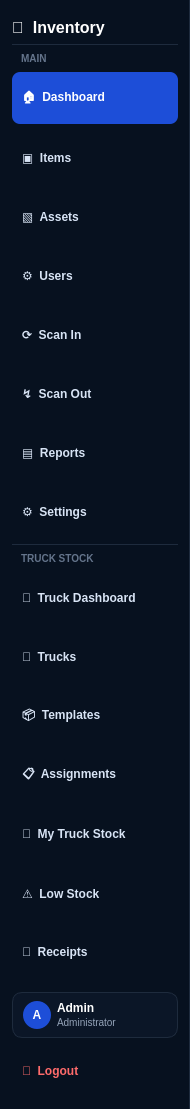
This is InventoryQtApp/SidebarWidget.ui in Felipeact/InventoryQtApp as Qt 5 draws it before an edit. The edited form follows.
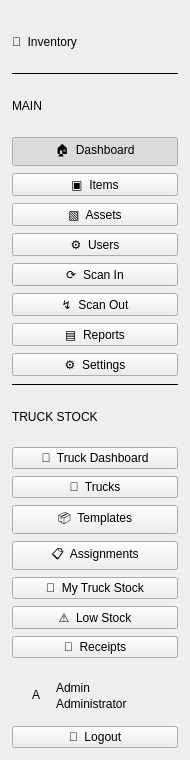
This is the edited form.

```diff
--- a/InventoryQtApp/SidebarWidget.ui
+++ b/InventoryQtApp/SidebarWidget.ui
@@ -26,75 +26,7 @@
 		</property>
 
 		<property name="styleSheet">
-			<string notr="true">
-				QWidget#SidebarWidgetClass {
-				background-color: #07111F;
-				border-right: 1px solid #1E2B3D;
-				font-family: "Segoe UI";
-				}
-
-				QLabel {
-				color: white;
-				background: transparent;
-				}
-
-				QLabel#logoLabel {
-				font-size: 16px;
-				font-weight: 800;
-				color: white;
-				}
-
-				QLabel#sectionLabel,
-				QLabel#sectionLabel2 {
-				color: #64748B;
-				font-size: 10px;
-				font-weight: 800;
-				padding-left: 6px;
-				}
-
-				QPushButton {
-				background-color: transparent;
-				color: #D8E4F5;
-				border: none;
-				border-radius: 8px;
-				padding: 9px 10px;
-				text-align: left;
-				font-weight: 600;
-				font-size: 12px;
-				min-height: 34px;
-				}
-
-				QPushButton:hover {
-				background-color: #132238;
-				color: white;
-				}
-
-				QPushButton:checked {
-				background-color: #1D4ED8;
-				color: white;
-				}
-
-				QPushButton#logoutButton {
-				color: #FF6B6B;
-				}
-
-				QPushButton#logoutButton:hover {
-				background-color: #351A1F;
-				}
-
-				QFrame#userCard {
-				background-color: #0B1627;
-				border: 1px solid #1E2B3D;
-				border-radius: 10px;
-				}
-
-				QFrame#lineDivider,
-				QFrame#lineDivider2 {
-				background-color: #1E2B3D;
-				border: none;
-				max-height: 1px;
-				}
-			</string>
+			<string notr="true"/>
 		</property>
 
 		<layout class="QVBoxLayout" name="mainLayout">
@@ -364,11 +296,7 @@
 									</size>
 								</property>
 								<property name="styleSheet">
-									<string notr="true">
-										background-color: #1D4ED8;
-										border-radius: 14px;
-										font-weight: 700;
-									</string>
+									<string notr="true"/>
 								</property>
 								<property name="text">
 									<string>A</string>
@@ -388,7 +316,7 @@
 								<item>
 									<widget class="QLabel" name="userNameLabel">
 										<property name="styleSheet">
-											<string notr="true">font-weight: 700; font-size: 12px;</string>
+											<string notr="true"/>
 										</property>
 										<property name="text">
 											<string>Admin</string>
@@ -399,7 +327,7 @@
 								<item>
 									<widget class="QLabel" name="userRoleLabel">
 										<property name="styleSheet">
-											<string notr="true">color: #94A3B8; font-size: 10px;</string>
+											<string notr="true"/>
 										</property>
 										<property name="text">
 											<string>Administrator</string>
```
